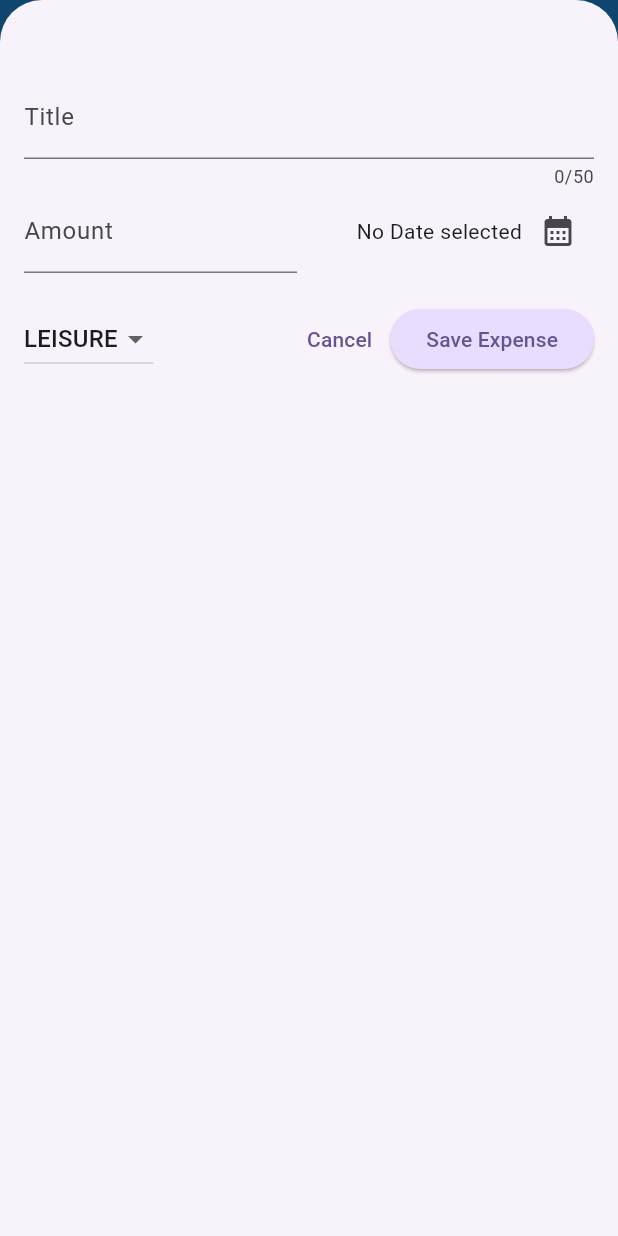
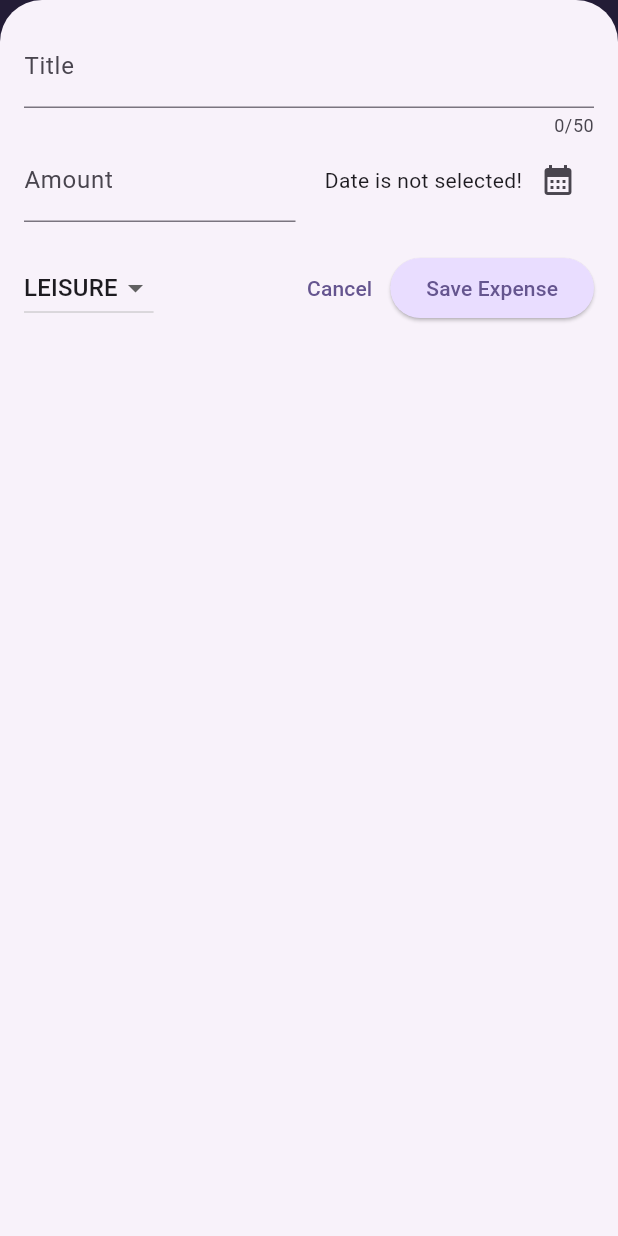
Before and after one commit to nasibullonabiev/expense_tracker, a Flutter app: the screen it shows after launch, after a tap on the "add" icon, on a phone screen of 412 x 824 dp. Run offline on Flutter 3.47's test engine with Material 3 defaults, Android fonts, the phone set to English and light mode, and no system bars.

Commit message:
Added responsive and some adaptive features

```diff
--- a/lib/main.dart
+++ b/lib/main.dart
@@ -1,43 +1,59 @@
 import 'package:expense_tracker/widgets/expenses.dart';
 import 'package:flutter/material.dart';
+// import 'package:flutter/services.dart';
 
 var kColorScheme =
-    ColorScheme.fromSeed(seedColor: Color.fromARGB(255, 96, 59, 181));
+    ColorScheme.fromSeed(seedColor: const Color.fromARGB(255, 96, 59, 181));
 
 var kDarkColorScheme = ColorScheme.fromSeed(
   brightness: Brightness.dark,
-    seedColor: const Color.fromARGB(255, 5, 99, 125));
+  seedColor: const Color.fromARGB(255, 5, 99, 125),
+);
 
 void main() {
+  WidgetsFlutterBinding.ensureInitialized();
+  // SystemChrome.setPreferredOrientations(
+  //   [
+  //     DeviceOrientation.portraitUp,
+  //   ],
+  // ).then((fn){
     runApp(MaterialApp(
       darkTheme: ThemeData.dark().copyWith(
         colorScheme: kDarkColorScheme,
+        useMaterial3: true,
         cardTheme: const CardTheme().copyWith(
           color: kDarkColorScheme.secondaryContainer,
-          margin: EdgeInsets.symmetric(horizontal: 18, vertical: 8)),
+          margin: const EdgeInsets.symmetric(horizontal: 20, vertical: 10),
+        ),
         elevatedButtonTheme: ElevatedButtonThemeData(
           style: ElevatedButton.styleFrom(
               backgroundColor: kDarkColorScheme.primaryContainer,
-              foregroundColor: kDarkColorScheme.onPrimaryContainer)),
+              foregroundColor: kDarkColorScheme.onPrimaryContainer),
+        ),
       ),
       theme: ThemeData().copyWith(
         colorScheme: kColorScheme,
-        appBarTheme: AppBarTheme().copyWith(
+        appBarTheme: const AppBarTheme().copyWith(
           backgroundColor: kColorScheme.onPrimaryContainer,
-            foregroundColor: kColorScheme.primaryContainer),
+          foregroundColor: kColorScheme.primaryContainer,
+        ),
         cardTheme: const CardTheme().copyWith(
             color: kColorScheme.secondaryContainer,
-          margin: EdgeInsets.symmetric(horizontal: 16, vertical: 8),
-        ),
+            margin: const EdgeInsets.symmetric(horizontal: 20, vertical: 10)),
         elevatedButtonTheme: ElevatedButtonThemeData(
           style: ElevatedButton.styleFrom(
-          backgroundColor: kColorScheme.primaryContainer,
-        )),
+              backgroundColor: kColorScheme.primaryContainer),
+        ),
         textTheme: ThemeData().textTheme.copyWith(
           titleLarge: TextStyle(
               fontWeight: FontWeight.bold,
               color: kColorScheme.onSecondaryContainer,
-                fontSize: 16))),
+              fontSize: 18),
+        ),
+      ),
+      themeMode: ThemeMode.system,
       home: const Expenses(),
     ));
+  // });
+
 }
--- a/lib/widgets/chart/chart.dart
+++ b/lib/widgets/chart/chart.dart
@@ -25,7 +25,6 @@ class Chart extends StatelessWidget {
         maxTotalExpense = bucket.totalExpenses;
       }
     }
-
     return maxTotalExpense;
   }
 
@@ -35,39 +34,36 @@ class Chart extends StatelessWidget {
         MediaQuery.of(context).platformBrightness == Brightness.dark;
     return Container(
       margin: const EdgeInsets.all(16),
-      padding: const EdgeInsets.symmetric(
-        vertical: 16,
-        horizontal: 8,
-      ),
+      padding: const EdgeInsets.symmetric(vertical: 16, horizontal: 8),
       width: double.infinity,
       height: 180,
       decoration: BoxDecoration(
           borderRadius: BorderRadius.circular(8),
           gradient: LinearGradient(
             colors: [
-            Theme.of(context).colorScheme.primary.withOpacity(0.3),
-            Theme.of(context).colorScheme.primary.withOpacity(0.0)
+              Theme.of(context).colorScheme.primary.withOpacity(.3),
+              Theme.of(context).colorScheme.primary.withOpacity(.0)
             ],
             begin: Alignment.bottomCenter,
             end: Alignment.topCenter,
-        ),
-      ),
+          )),
       child: Column(
         children: [
           Expanded(
               child: Row(
                 crossAxisAlignment: CrossAxisAlignment.end,
                 children: [
-                for (final bucket in buckets) // alternative to map()
+                  for (final bucket in buckets)
                     ChartBar(
                       fill: bucket.totalExpenses == 0
                           ? 0
                           : bucket.totalExpenses / maxTotalExpense,
                     )
                 ],
+              )),
+          const SizedBox(
+            height: 12,
           ),
-          ),
-          const SizedBox(height: 12),
           Row(
             children: buckets
                 .map(
@@ -81,7 +77,7 @@ class Chart extends StatelessWidget {
                         : Theme.of(context)
                         .colorScheme
                         .primary
-                                .withOpacity(0.7),
+                        .withOpacity(.7),
                   ),
                 ),
               ),
--- a/lib/widgets/chart/chart_bar.dart
+++ b/lib/widgets/chart/chart_bar.dart
@@ -1,10 +1,7 @@
 import 'package:flutter/material.dart';
 
 class ChartBar extends StatelessWidget {
-  const ChartBar({
-    super.key,
-    required this.fill,
-  });
+  const ChartBar({super.key, required this.fill});
 
   final double fill;
 
@@ -18,15 +15,13 @@ class ChartBar extends StatelessWidget {
         child: FractionallySizedBox(
           heightFactor: fill,
           child: DecoratedBox(
-            decoration: BoxDecoration(
-              shape: BoxShape.rectangle,
-              borderRadius:
-                  const BorderRadius.vertical(top: Radius.circular(8)),
-              color: isDarkMode
-                  ? Theme.of(context).colorScheme.secondary
-                  : Theme.of(context).colorScheme.primary.withOpacity(0.65),
-            ),
-          ),
+              decoration: BoxDecoration(
+                shape: BoxShape.rectangle,
+                borderRadius: const BorderRadius.vertical(top: Radius.circular(8)),
+                color: isDarkMode
+                    ? Theme.of(context).colorScheme.secondary
+                    : Theme.of(context).colorScheme.primary.withOpacity(.65),
+              )),
         ),
       ),
     );
--- a/lib/widgets/expenses.dart
+++ b/lib/widgets/expenses.dart
@@ -1,11 +1,14 @@
-import 'package:expense_tracker/widgets/chart/chart.dart';
-import 'package:expense_tracker/widgets/expenses_list/expenses_list.dart';
-import 'package:expense_tracker/models/expense_model.dart';
-import 'package:expense_tracker/widgets/new_expense.dart';
 import 'package:flutter/material.dart';
 
+import '../models/expense_model.dart';
+import 'chart/chart.dart';
+import 'expenses_list/expenses_list.dart';
+import 'new_expense.dart';
+
 class Expenses extends StatefulWidget {
-  const Expenses({super.key});
+  const Expenses({
+    super.key,
+  });
 
   @override
   State<Expenses> createState() {
@@ -23,11 +26,22 @@ class _ExpensesState extends State<Expenses> {
     ),
     ExpenseModel(
       title: 'Cinema',
-      amount: 15.99,
+      amount: 14.56,
       date: DateTime.now(),
       category: Category.leisure,
     )
   ];
+
+  void _openAddExpenseOverlay() {
+    showModalBottomSheet(
+      useSafeArea: true,
+      isScrollControlled: true,
+      context: context,
+      builder: (ctx) => NewExpense(
+        onAddExpense: _addExpense,
+      ),
+    );
+  }
 
   void _addExpense(ExpenseModel expense) {
     setState(() {
@@ -41,10 +55,9 @@ class _ExpensesState extends State<Expenses> {
       _registeredExpenses.remove(expense);
     });
     ScaffoldMessenger.of(context).clearSnackBars();
-    ScaffoldMessenger.of(context).showSnackBar(
-      SnackBar(
+    ScaffoldMessenger.of(context).showSnackBar(SnackBar(
       duration: const Duration(seconds: 3),
-        content: Text('Expense deleted!'),
+      content: const Text('Expense deleted'),
       action: SnackBarAction(
           label: 'Undo',
           onPressed: () {
@@ -52,46 +65,39 @@ class _ExpensesState extends State<Expenses> {
               _registeredExpenses.insert(expenseIndex, expense);
             });
           }),
-      ),
-    );
-  }
-
-  void _openAddExpenseOverlay() {
-    showModalBottomSheet(
-      isScrollControlled: true,
-      context: context,
-      builder: (ctx) => NewExpense(
-        onAddExpense: _addExpense,
-      ),
-    );
+    ));
   }
 
   @override
   Widget build(BuildContext context) {
-    Widget mainContent = Center(
+    final width = MediaQuery.of(context).size.width;
+
+    Widget mainContent = const Center(
       child: Text('No expenses found. Start adding some!'),
     );
-
     if (_registeredExpenses.isNotEmpty) {
       mainContent = ExpensesList(
           expenses: _registeredExpenses, onRemoveExpense: _removeExpense);
     }
-
     return Scaffold(
       appBar: AppBar(
-        backgroundColor: Colors.blue,
         title: const Text('Flutter Expense Tracker'),
         actions: [
           IconButton(
-            icon: Icon(Icons.add),
-            onPressed: _openAddExpenseOverlay,
-          )
+              onPressed: _openAddExpenseOverlay, icon: const Icon(Icons.add))
         ],
       ),
-      body: Column(
+      body: width < 600
+          ? Column(
               children: [
                 Chart(expenses: _registeredExpenses),
-          Expanded(child: mainContent)
+                Expanded(child: mainContent),
+              ],
+            )
+          : Row(
+              children: [
+                Expanded(child: Chart(expenses: _registeredExpenses)),
+                Expanded(child: mainContent),
               ],
             ),
     );
--- a/lib/widgets/expenses_list/expense_item.dart
+++ b/lib/widgets/expenses_list/expense_item.dart
@@ -15,20 +15,18 @@ class ExpenseItem extends StatelessWidget {
         child: Column(
           crossAxisAlignment: CrossAxisAlignment.start,
           children: [
-            Text(expense.title, style: Theme.of(context).textTheme.titleLarge),
-            SizedBox(
-              height: 4,
-            ),
+            Text(expense.title,style: Theme.of(context).textTheme.titleLarge,),
+            const SizedBox(height: 4),
             Row(
               children: [
-                Text('\$${expense.amount.toStringAsFixed(2)}'),
-                Spacer(),
+                Text(
+                  '\$${expense.amount.toStringAsFixed(2)}',
+                ),
+                const Spacer(),
                 Row(
                   children: [
                     Icon(categoryIcons[expense.category]),
-                    SizedBox(
-                      width: 8,
-                    ),
+                    const SizedBox(height: 8),
                     Text(expense.formattedDate),
                   ],
                 )
--- a/lib/widgets/expenses_list/expenses_list.dart
+++ b/lib/widgets/expenses_list/expenses_list.dart
@@ -1,10 +1,10 @@
-import 'package:expense_tracker/models/expense_model.dart';
-import 'package:expense_tracker/widgets/expenses_list/expense_item.dart';
 import 'package:flutter/material.dart';
+import '../../models/expense_model.dart';
+import 'expense_item.dart';
 
 class ExpensesList extends StatelessWidget {
   const ExpensesList(
-      {required this.expenses, super.key, required this.onRemoveExpense});
+      {super.key, required this.expenses, required this.onRemoveExpense});
 
   final void Function(ExpenseModel expense) onRemoveExpense;
   final List<ExpenseModel> expenses;
@@ -16,15 +16,15 @@ class ExpensesList extends StatelessWidget {
         itemBuilder: (ctx, index) {
           return Dismissible(
             background: Container(
-              color: Theme.of(context).colorScheme.error,
+              color: Theme.of(context).colorScheme.error.withOpacity(.75),
               margin: EdgeInsets.symmetric(
                   horizontal: Theme.of(context).cardTheme.margin!.horizontal),
             ),
+            key: ValueKey(expenses[index]),
+            child: ExpenseItem(expenses[index]),
             onDismissed: (direction) {
               onRemoveExpense(expenses[index]);
             },
-            key: ValueKey(expenses[index]),
-            child: ExpenseItem(expenses[index]),
           );
         });
   }
--- a/lib/widgets/new_expense.dart
+++ b/lib/widgets/new_expense.dart
@@ -1,5 +1,8 @@
+import 'dart:io';
+
+import 'package:flutter/cupertino.dart';
 import 'package:flutter/material.dart';
-import 'package:expense_tracker/models/expense_model.dart';
+import '../models/expense_model.dart';
 
 class NewExpense extends StatefulWidget {
   const NewExpense({super.key, required this.onAddExpense});
@@ -22,41 +25,67 @@ class _NewExpenseState extends State<NewExpense> {
     final now = DateTime.now();
     final firstDate = DateTime(now.year - 1, now.month, now.day);
 
-    final pickedData = await showDatePicker(
+    final pickedDate = await showDatePicker(
         context: context,
         firstDate: firstDate,
         lastDate: now,
         initialDate: now);
-
     setState(() {
-      _selectedDate = pickedData;
+      _selectedDate = pickedDate;
     });
   }
 
-  void _submitExpenseData() {
-    final enteredAmount = double.tryParse(_amountController.text);
-    final amountIsValid = enteredAmount == null || enteredAmount <= 0;
-    if (_titleController.text.trim().isEmpty ||
-        amountIsValid ||
-        _selectedDate == null) {
-      showDialog(
+  @override
+  void dispose() {
+    _titleController.dispose();
+    _amountController.dispose();
+    super.dispose();
+  }
+
+  void _showDialog() {
+    if (Platform.isIOS) {
+      showCupertinoDialog(
         context: context,
-        builder: (ctx) => AlertDialog(
+        builder: (ctx) => CupertinoAlertDialog(
           title: const Text('Invalid input'),
-          content: Text(
-              'Please make sure a valid title, amount , date and category was entered...'),
+          content: const Text(
+              'Please make sure a valid title, amount, date and category was entered...'),
           actions: [
             TextButton(
                 onPressed: () {
                   Navigator.pop(ctx);
                 },
-                child: Text('OK'))
+                child: const Text('Okay'))
           ],
         ),
       );
+    }else{
+      showDialog(
+          context: context,
+          builder: (ctx) => AlertDialog(
+            title: const Text('Invalid input'),
+            content: const Text(
+                'Please make sure a valid title, amount, date and category was entered...'),
+            actions: [
+              TextButton(
+                  onPressed: () {
+                    Navigator.pop(ctx);
+                  },
+                  child: const Text('Okay'))
+            ],
+          ));
+    }
+  }
+
+  void _submitExpenseData() {
+    final enteredAmount = double.tryParse(_amountController.text);
+    final amountIsInvalid = enteredAmount == null || enteredAmount <= 0;
+    if (_titleController.text.trim().isEmpty ||
+        amountIsInvalid ||
+        _selectedDate == null) {
+      _showDialog();
       return;
     }
-
     widget.onAddExpense(ExpenseModel(
         title: _titleController.text,
         amount: enteredAmount,
@@ -67,62 +96,54 @@ class _NewExpenseState extends State<NewExpense> {
   }
 
   @override
-  void dispose() {
-    _titleController.dispose();
-    _amountController.dispose();
-    super.dispose();
-  }
-
-  @override
   Widget build(BuildContext context) {
-    return Padding(
-      padding: const EdgeInsets.fromLTRB(16, 50, 16, 16),
+    final keyboardSpace = MediaQuery.of(context).viewInsets.bottom;
+    return LayoutBuilder(builder: (ctx, constraints) {
+      final width = constraints.maxWidth;
+      return SizedBox(
+        height: double.infinity,
+        child: SingleChildScrollView(
+          child: Padding(
+            padding: EdgeInsets.fromLTRB(16, 16, 16, keyboardSpace + 16),
             child: Column(
               children: [
-          TextField(
+                if (width >= 600)
+                  Row(
+                    crossAxisAlignment: CrossAxisAlignment.start,
+                    children: [
+                      Expanded(
+                        child: TextField(
                           controller: _titleController,
                           maxLength: 50,
-            decoration: InputDecoration(
+                          decoration: const InputDecoration(
                             label: Text('Title'),
                           ),
                         ),
-          Row(
-            children: [
+                      ),
+                      SizedBox(
+                        width: 24,
+                      ),
                       Expanded(
                         child: TextField(
                           controller: _amountController,
                           keyboardType: TextInputType.number,
-                  decoration: InputDecoration(
+                          decoration: const InputDecoration(
                             prefixText: '\$ ',
                             label: Text('Amount'),
                           ),
                         ),
                       ),
-              SizedBox(
-                width: 16,
+                    ],
+                  )
+                else
+                  TextField(
+                    controller: _titleController,
+                    maxLength: 50,
+                    decoration: const InputDecoration(
+                      label: Text('Title'),
                     ),
-              Expanded(
-                child: Row(
-                  mainAxisAlignment: MainAxisAlignment.end,
-                  crossAxisAlignment: CrossAxisAlignment.center,
-                  children: [
-                    Text(
-                      _selectedDate == null
-                          ? 'No Date selected'
-                          : formatter.format(_selectedDate!),
                   ),
-                    IconButton(
-                      onPressed: _presentDatePicker,
-                      icon: Icon(Icons.calendar_month),
-                    )
-                  ],
-                ),
-              )
-            ],
-          ),
-          const SizedBox(
-            height: 20,
-          ),
+                if (width >= 600)
                   Row(
                     children: [
                       DropdownButton(
@@ -130,7 +151,10 @@ class _NewExpenseState extends State<NewExpense> {
                         items: Category.values.map((category) {
                           return DropdownMenuItem(
                             value: category,
-                        child: Text(category.name.toUpperCase()));
+                            child: Text(
+                              category.name.toUpperCase(),
+                            ),
+                          );
                         }).toList(),
                         onChanged: (value) {
                           if (value == null) {
@@ -139,22 +163,110 @@ class _NewExpenseState extends State<NewExpense> {
                           setState(() {
                             _selectedCategory = value;
                           });
-                  }),
+                        },
+                      ),
+                      SizedBox(
+                        width: 24,
+                      ),
+                      Expanded(
+                          child: Row(
+                        mainAxisAlignment: MainAxisAlignment.end,
+                        crossAxisAlignment: CrossAxisAlignment.center,
+                        children: [
+                          Text(_selectedDate == null
+                              ? 'Date is not selected!'
+                              : formatter.format(_selectedDate!)),
+                          IconButton(
+                              onPressed: _presentDatePicker,
+                              icon: const Icon(Icons.calendar_month))
+                        ],
+                      ))
+                    ],
+                  )
+                else
+                  Row(
+                    children: [
+                      Expanded(
+                        child: TextField(
+                          controller: _amountController,
+                          keyboardType: TextInputType.number,
+                          decoration: const InputDecoration(
+                            prefixText: '\$ ',
+                            label: Text('Amount'),
+                          ),
+                        ),
+                      ),
+                      const SizedBox(width: 18),
+                      Expanded(
+                          child: Row(
+                        mainAxisAlignment: MainAxisAlignment.end,
+                        crossAxisAlignment: CrossAxisAlignment.center,
+                        children: [
+                          Text(_selectedDate == null
+                              ? 'Date is not selected!'
+                              : formatter.format(_selectedDate!)),
+                          IconButton(
+                              onPressed: _presentDatePicker,
+                              icon: const Icon(Icons.calendar_month))
+                        ],
+                      ))
+                    ],
+                  ),
+                const SizedBox(
+                  height: 20,
+                ),
+                if (width >= 600)
+                  Row(
+                    children: [
                       const Spacer(),
                       TextButton(
                           onPressed: () {
                             Navigator.pop(context);
                           },
-                child: Text('Cancel'),
-              ),
+                          child: const Text('Cancel')),
                       ElevatedButton(
                           onPressed: _submitExpenseData,
-                child: const Text('Save Expense'),
+                          child: const Text('Save Expense'))
+                    ],
+                  )
+                else
+                  Row(
+                    children: [
+                      DropdownButton(
+                        value: _selectedCategory,
+                        items: Category.values.map((category) {
+                          return DropdownMenuItem(
+                            value: category,
+                            child: Text(
+                              category.name.toUpperCase(),
+                            ),
+                          );
+                        }).toList(),
+                        onChanged: (value) {
+                          if (value == null) {
+                            return;
+                          }
+                          setState(() {
+                            _selectedCategory = value;
+                          });
+                        },
+                      ),
+                      const Spacer(),
+                      TextButton(
+                          onPressed: () {
+                            Navigator.pop(context);
+                          },
+                          child: const Text('Cancel')),
+                      ElevatedButton(
+                          onPressed: _submitExpenseData,
+                          child: const Text('Save Expense'))
+                    ],
                   )
               ],
             ),
-        ],
+          ),
         ),
       );
+    });
   }
 }
```
Lines whose indentation alone changed are shown as unchanged.
